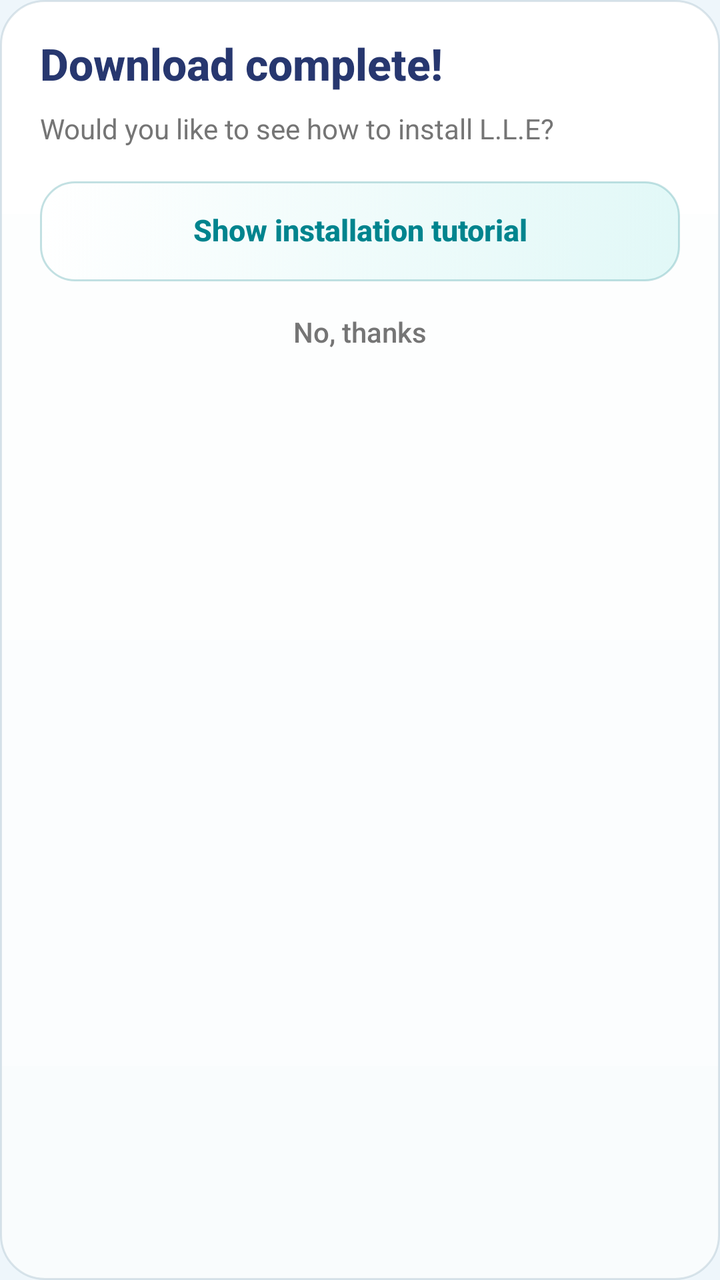
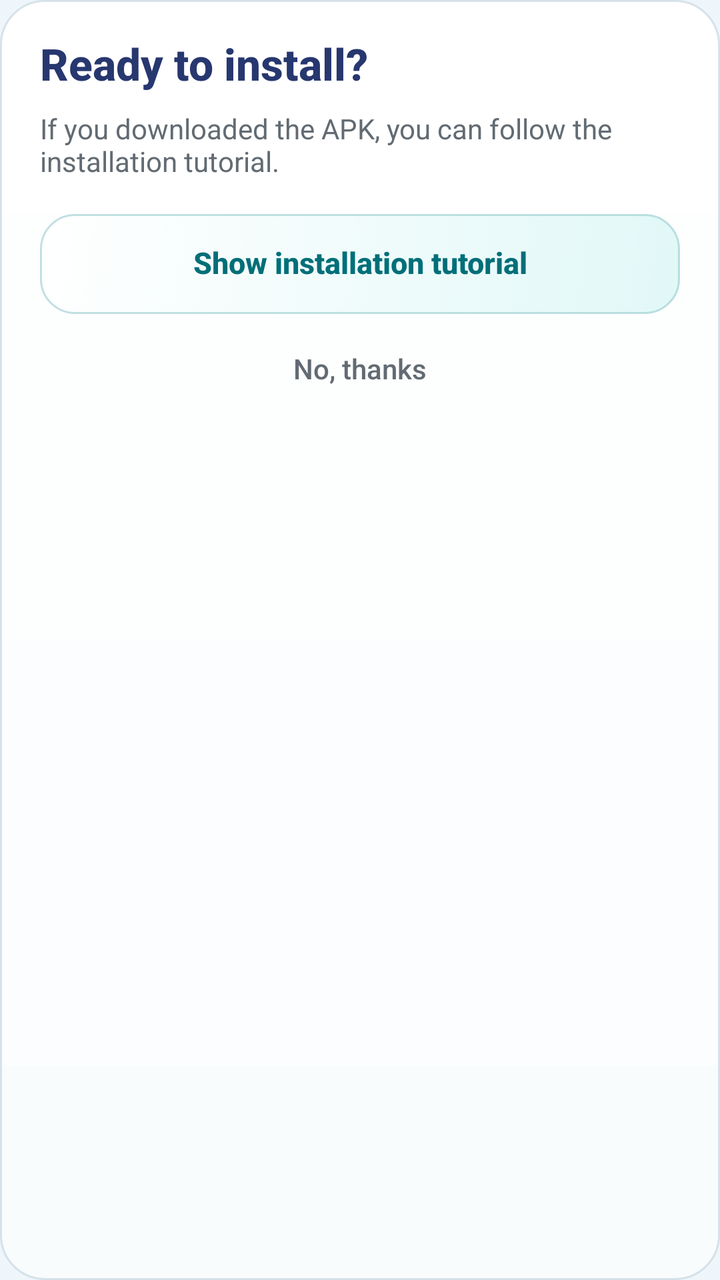

An Android layout rendered at two revisions. The XML below is the earlier revision; the diff shows what the commit changed to produce the second picture.
<!-- AndroidManifest.xml: application theme Theme.LLECompanion -->
<!-- res/layout/dialog_download_return.xml -->
<?xml version="1.0" encoding="utf-8"?>
<LinearLayout xmlns:android="http://schemas.android.com/apk/res/android"
    xmlns:app="http://schemas.android.com/apk/res-auto"
    android:layout_width="match_parent"
    android:layout_height="wrap_content"
    android:background="@drawable/grace_card_background"
    android:orientation="vertical"
    android:padding="20dp">

    <TextView
        android:layout_width="match_parent"
        android:layout_height="wrap_content"
        android:fontFamily="sans-serif-medium"
        android:includeFontPadding="false"
        android:text="@string/download_return_title"
        android:textColor="@color/lle_grace_navy"
        android:textSize="22sp"
        android:textStyle="bold" />

    <TextView
        android:layout_width="match_parent"
        android:layout_height="wrap_content"
        android:layout_marginTop="9dp"
        android:text="@string/download_return_body"
        android:textColor="@color/lle_text_secondary"
        android:textSize="14sp" />

    <androidx.appcompat.widget.AppCompatButton
        android:id="@+id/showInstallTutorialButton"
        android:layout_width="match_parent"
        android:layout_height="50dp"
        android:layout_marginTop="17dp"
        android:background="@drawable/grace_primary_button_background"
        android:backgroundTint="@null"
        android:fontFamily="sans-serif-medium"
        android:includeFontPadding="false"
        android:minHeight="0dp"
        android:text="@string/show_install_tutorial"
        android:textAllCaps="false"
        android:textColor="@color/lle_cyan"
        android:textSize="15sp"
        android:textStyle="bold"
        app:backgroundTint="@null" />

    <androidx.appcompat.widget.AppCompatButton
        android:id="@+id/downloadNotReadyButton"
        android:layout_width="match_parent"
        android:layout_height="44dp"
        android:layout_marginTop="4dp"
        android:background="@drawable/grace_secondary_button_background"
        android:backgroundTint="@null"
        android:fontFamily="sans-serif-medium"
        android:includeFontPadding="false"
        android:minHeight="0dp"
        android:text="@string/not_yet"
        android:textAllCaps="false"
        android:textColor="@color/lle_text_secondary"
        android:textSize="14sp"
        app:backgroundTint="@null" />
</LinearLayout>
<!-- resources referenced by this layout -->
<resources>
  <color name="lle_cyan">#00848E</color>
  <color name="lle_grace_navy">#27376F</color>
  <color name="lle_text_secondary">#757575</color>
  <!-- drawable grace_card_background (drawable) -->
  <?xml version="1.0" encoding="utf-8"?>
  <shape xmlns:android="http://schemas.android.com/apk/res/android" android:shape="rectangle">
      <gradient
          android:angle="270"
          android:startColor="#FCFFFFFF"
          android:endColor="#F9FCFD" />
      <corners android:radius="22dp" />
      <stroke android:width="1dp" android:color="#69AAC0CC" />
  </shape>
  <!-- drawable grace_primary_button_background (drawable) -->
  <?xml version="1.0" encoding="utf-8"?>
  <selector xmlns:android="http://schemas.android.com/apk/res/android">
      <item android:state_pressed="true">
          <shape android:shape="rectangle">
              <solid android:color="#E1F4F4" />
              <corners android:radius="17dp" />
              <stroke android:width="1dp" android:color="#6450AAAF" />
          </shape>
      </item>
      <item>
          <shape android:shape="rectangle">
              <gradient android:angle="315" android:startColor="#FFFFFF" android:endColor="#E1F8F7" />
              <corners android:radius="17dp" />
              <stroke android:width="1dp" android:color="#6464B1B5" />
          </shape>
      </item>
  </selector>
  <!-- drawable grace_secondary_button_background (drawable) -->
  <?xml version="1.0" encoding="utf-8"?>
  <selector xmlns:android="http://schemas.android.com/apk/res/android">
      <item android:state_pressed="true">
          <shape android:shape="rectangle">
              <solid android:color="#E7F7F8" />
              <corners android:radius="16dp" />
          </shape>
      </item>
      <item>
          <shape android:shape="rectangle">
              <solid android:color="#00FFFFFF" />
              <corners android:radius="16dp" />
          </shape>
      </item>
  </selector>
  <string name="download_return_body">Would you like to see how to install L.L.E?</string>
  <string name="download_return_title">Download complete!</string>
  <string name="not_yet">No, thanks</string>
  <string name="show_install_tutorial">Show installation tutorial</string>
  <style name="Theme.LLECompanion" parent="Theme.LLECompanion.Base" />
  <style name="Theme.LLECompanion.Base" parent="Theme.MaterialComponents.Light.NoActionBar">
          <item name="colorPrimary">@color/lle_cyan</item>
          <item name="colorPrimaryVariant">@color/lle_cyan_dark</item>
          <item name="colorSecondary">@color/lle_cyan</item>
          <item name="android:colorAccent">@color/lle_cyan</item>
          <item name="android:fontFamily">sans-serif</item>
          <item name="android:navigationBarColor">@color/lle_navigation</item>
          <item name="android:statusBarColor">@color/lle_header_top</item>
          <item name="android:windowLightStatusBar">true</item>
          <item name="android:windowBackground">@color/lle_background</item>
          <item name="android:windowActionModeOverlay">true</item>
          <item name="colorSurface">@color/lle_surface</item>
          <item name="colorOnSurface">@color/lle_text</item>
          <item name="colorOnPrimary">@android:color/white</item>
      </style>
  <color name="lle_cyan_dark">#4098A0</color>
  <color name="lle_navigation">#E8F1F6</color>
  <color name="lle_header_top">#A5ECE4</color>
  <color name="lle_background">#EEF6FB</color>
  <color name="lle_surface">#FFFFFF</color>
  <color name="lle_text">#212121</color>
</resources>

<!-- the commit's change to res/layout/dialog_download_return.xml (unified diff, before → after) -->
@@ -28,16 +28,18 @@
     <androidx.appcompat.widget.AppCompatButton
         android:id="@+id/showInstallTutorialButton"
         android:layout_width="match_parent"
-        android:layout_height="50dp"
+        android:layout_height="wrap_content"
         android:layout_marginTop="17dp"
         android:background="@drawable/grace_primary_button_background"
         android:backgroundTint="@null"
         android:fontFamily="sans-serif-medium"
         android:includeFontPadding="false"
-        android:minHeight="0dp"
+        android:minHeight="50dp"
+        android:paddingTop="10dp"
+        android:paddingBottom="10dp"
         android:text="@string/show_install_tutorial"
         android:textAllCaps="false"
-        android:textColor="@color/lle_cyan"
+        android:textColor="@color/grace_primary_button_text"
         android:textSize="15sp"
         android:textStyle="bold"
         app:backgroundTint="@null" />
@@ -45,16 +47,18 @@
     <androidx.appcompat.widget.AppCompatButton
         android:id="@+id/downloadNotReadyButton"
         android:layout_width="match_parent"
-        android:layout_height="44dp"
+        android:layout_height="wrap_content"
         android:layout_marginTop="4dp"
         android:background="@drawable/grace_secondary_button_background"
         android:backgroundTint="@null"
         android:fontFamily="sans-serif-medium"
         android:includeFontPadding="false"
-        android:minHeight="0dp"
+        android:minHeight="48dp"
+        android:paddingTop="8dp"
+        android:paddingBottom="8dp"
         android:text="@string/not_yet"
         android:textAllCaps="false"
-        android:textColor="@color/lle_text_secondary"
+        android:textColor="@color/grace_secondary_button_text"
         android:textSize="14sp"
         app:backgroundTint="@null" />
 </LinearLayout>
<!-- resource entries referenced after the edit -->
@@ -1,8 +1,8 @@
 <!-- resources referenced by this layout -->
 <resources>
-  <color name="lle_cyan">#00848E</color>
+  <color name="lle_cyan">#006F78</color>
   <color name="lle_grace_navy">#27376F</color>
-  <color name="lle_text_secondary">#757575</color>
+  <color name="lle_text_secondary">#626B73</color>
   <!-- drawable grace_card_background (drawable) -->
   <?xml version="1.0" encoding="utf-8"?>
   <shape xmlns:android="http://schemas.android.com/apk/res/android" android:shape="rectangle">
@@ -16,6 +16,13 @@
   <!-- drawable grace_primary_button_background (drawable) -->
   <?xml version="1.0" encoding="utf-8"?>
   <selector xmlns:android="http://schemas.android.com/apk/res/android">
+      <item android:state_enabled="false">
+          <shape android:shape="rectangle">
+              <solid android:color="#EEF1F3" />
+              <corners android:radius="17dp" />
+              <stroke android:width="1dp" android:color="#BECBD1" />
+          </shape>
+      </item>
       <item android:state_pressed="true">
           <shape android:shape="rectangle">
               <solid android:color="#E1F4F4" />
@@ -34,6 +41,12 @@
   <!-- drawable grace_secondary_button_background (drawable) -->
   <?xml version="1.0" encoding="utf-8"?>
   <selector xmlns:android="http://schemas.android.com/apk/res/android">
+      <item android:state_enabled="false">
+          <shape android:shape="rectangle">
+              <solid android:color="#EAF0F2" />
+              <corners android:radius="16dp" />
+          </shape>
+      </item>
       <item android:state_pressed="true">
           <shape android:shape="rectangle">
               <solid android:color="#E7F7F8" />
@@ -47,8 +60,8 @@
           </shape>
       </item>
   </selector>
-  <string name="download_return_body">Would you like to see how to install L.L.E?</string>
-  <string name="download_return_title">Download complete!</string>
+  <string name="download_return_body">If you downloaded the APK, you can follow the installation tutorial.</string>
+  <string name="download_return_title">Ready to install?</string>
   <string name="not_yet">No, thanks</string>
   <string name="show_install_tutorial">Show installation tutorial</string>
   <style name="Theme.LLECompanion" parent="Theme.LLECompanion.Base" />
